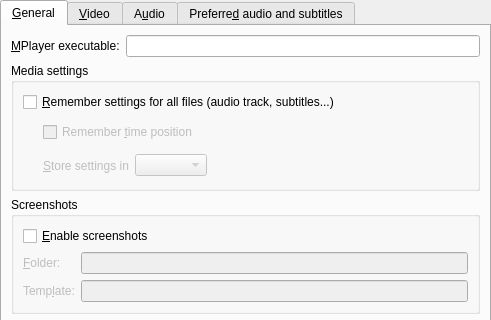
Qt form src/prefgeneral.ui (wilbert2000/wzplayer) before a commit; both pictures show x 0 to 491 and y 0 to 320 of the 491 by 554 pixel window.
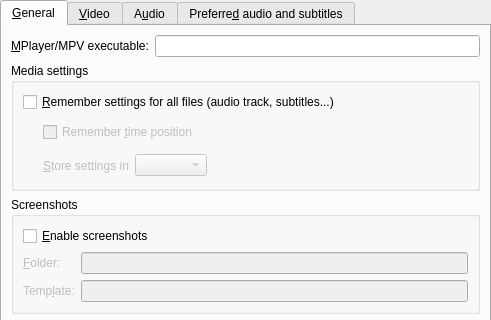
The same form after that commit. Custom widgets are drawn as their Qt base class.

Commit message: Mention mpv in a few places in the GUI

```diff
--- a/src/prefgeneral.ui
+++ b/src/prefgeneral.ui
@@ -32,7 +32,7 @@
          <item>
           <widget class="QLabel" name="textLabel1_2">
            <property name="text">
-            <string>&amp;MPlayer executable:</string>
+            <string>&amp;MPlayer/MPV executable:</string>
            </property>
            <property name="wordWrap">
             <bool>false</bool>
```
The commit also changes 4 other files.
